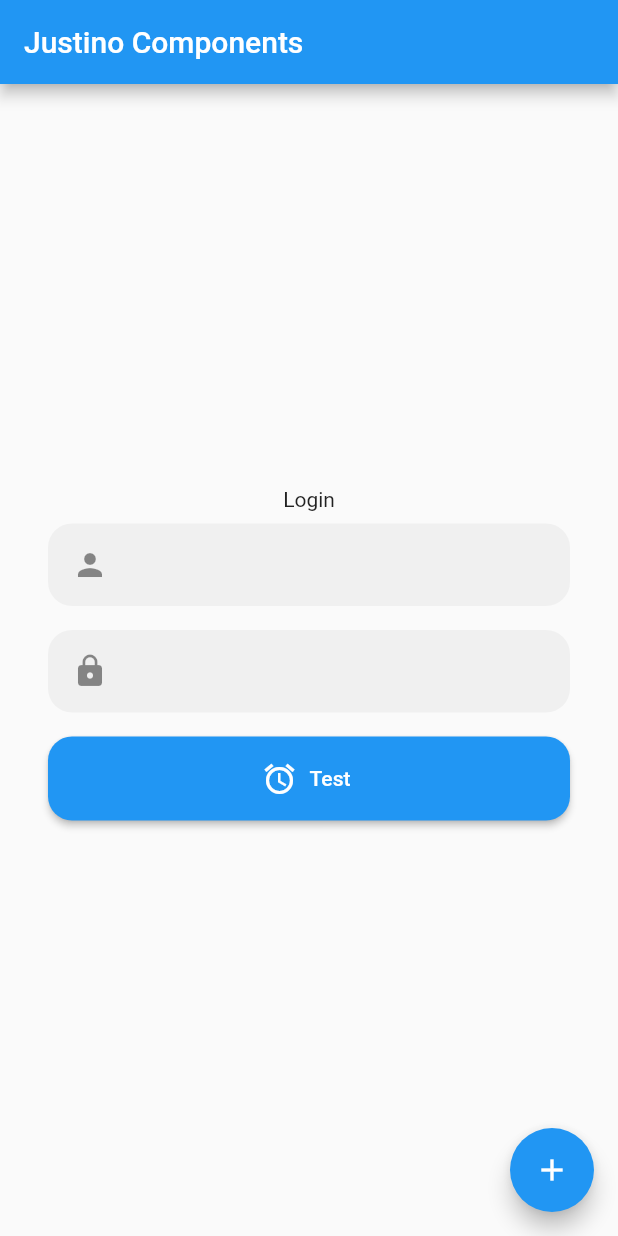
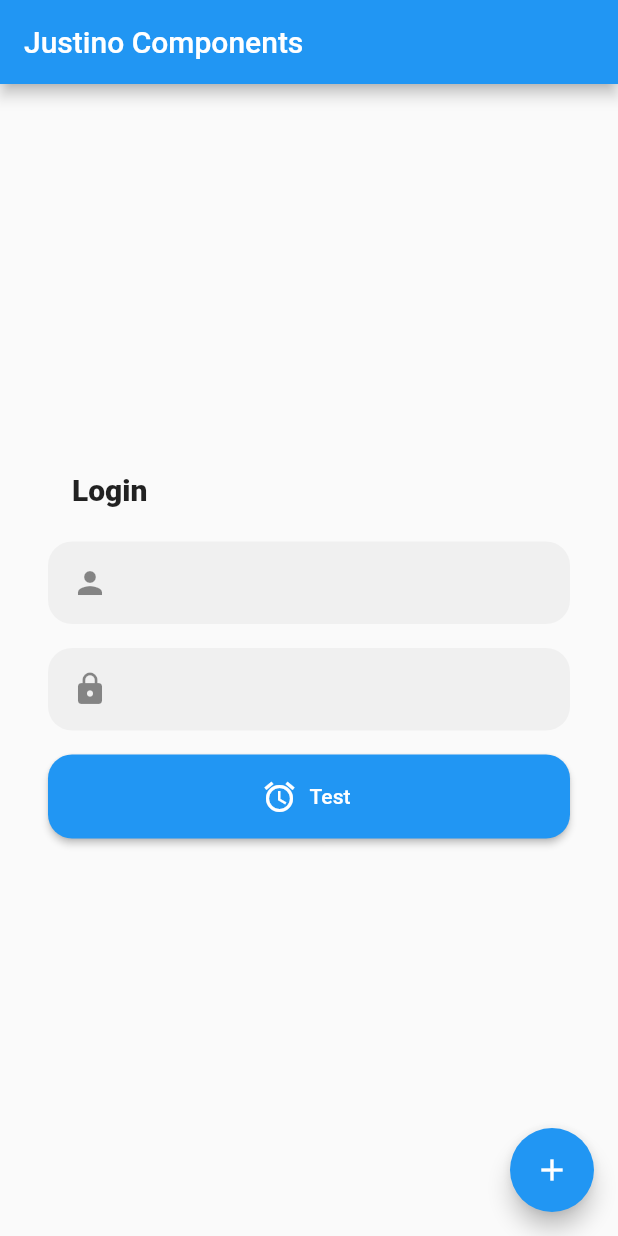
Before and after one commit to rafaeljustinox/flutter_justino_components, a Flutter app: the screen it shows after launch, on a phone screen of 412 x 824 dp. Run offline on Flutter 3.47's test engine with Material 2 defaults, Android fonts, the phone set to English and light mode, and no system bars.

Commit message:
[example] Finished simple example

```diff
--- a/example/lib/main.dart
+++ b/example/lib/main.dart
@@ -43,14 +43,15 @@ class _MyHomePageState extends State<MyHomePage> {
           child: Column(
             mainAxisAlignment: MainAxisAlignment.center,
             children: <Widget>[
-              Text(
-                'Login',
+              SectionTitle(
+                title: 'Login',
               ),
               Padding(
                 padding: const EdgeInsets.all(8.0),
                 child: RoundedTextField(
                   icon: Icon(Icons.person_sharp),
                   ctr: null,
+                  textInputAction: TextInputAction.next,
                 ),
               ),
               Padding(
@@ -58,6 +59,7 @@ class _MyHomePageState extends State<MyHomePage> {
                 child: RoundedTextField(
                   icon: Icon(Icons.lock),
                   ctr: null,
+                  textInputAction: TextInputAction.done,
                 ),
               ),
               Padding(
```
